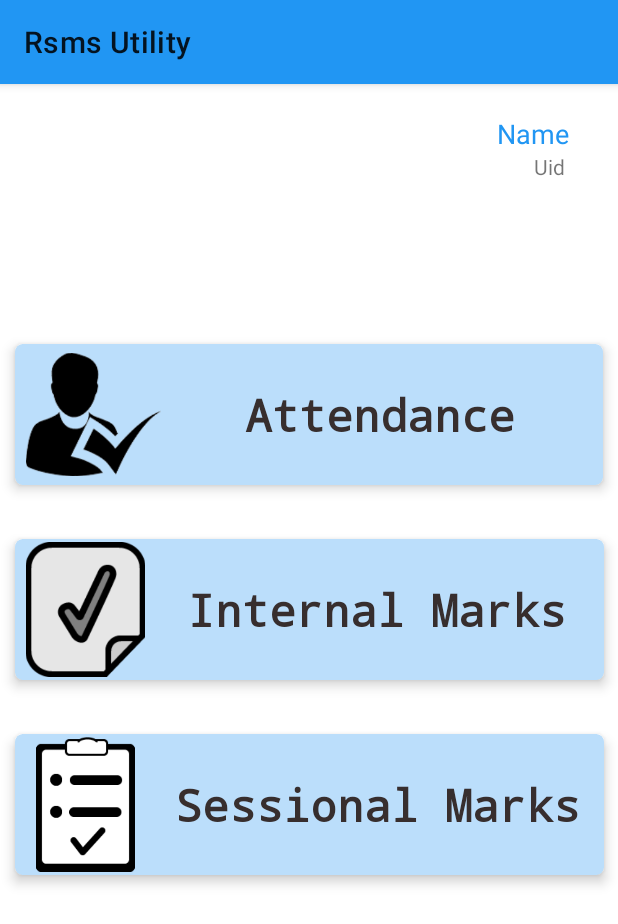
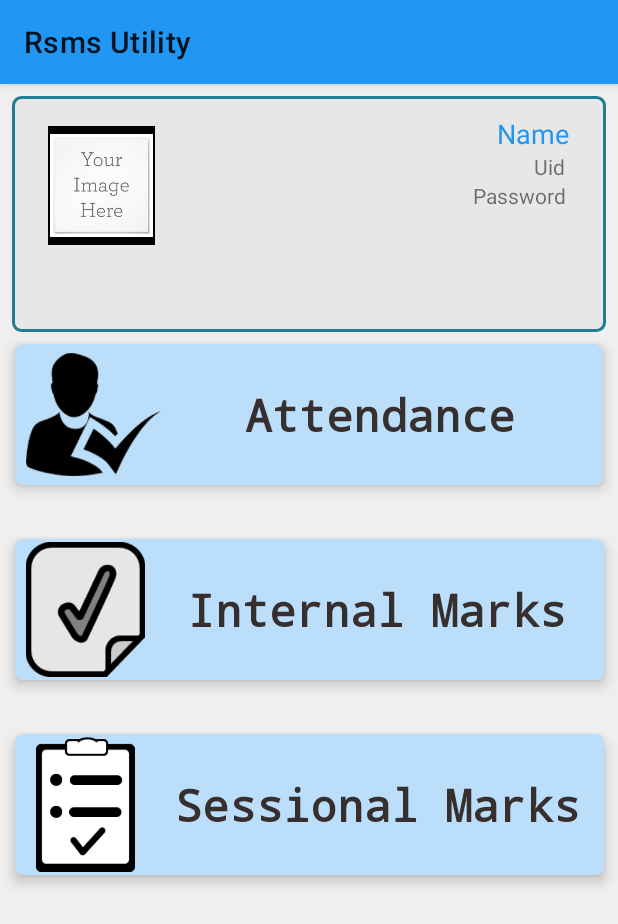
Before and after one commit to jans-johnson/RSMS-Utility-Android-App, an Android app: the MainActivity screen opened directly, with no data from a screen before it, on a phone screen of 412 x 824 dp. Shown: the top 924 px of the screen. Run offline under Robolectric (Android 15) with nearby library versions, the phone set to English and light mode, and no system bars.

Commit message:
Changed the Startup loading logic and added student image on the main activity

```diff
--- a/app/src/main/java/com/jns/rsmsutility/MainActivity.java
+++ b/app/src/main/java/com/jns/rsmsutility/MainActivity.java
@@ -13,6 +13,7 @@ import android.content.pm.ActivityInfo;
 import android.os.AsyncTask;
 import android.os.Bundle;
 import android.util.Log;
+import android.widget.ImageView;
 import android.widget.TextView;
 import android.widget.Toast;
 
@@ -20,9 +21,9 @@ import android.widget.Toast;
 public class MainActivity extends AppCompatActivity {
     String name;
     SharedPreferences sharedPreferences;
-    TinyDB tinyDB;
     JsoupTest jsoupTest;
-    TextView tvname,tvuid;
+    TextView tvname,tvuid,tvpassword;
+    ImageView ivpic;
     CardView cvattendance,cvinternalmarks,cvsessionalmarks;
 
     //method to save the credentials to sharedPreferences to be reused
@@ -31,9 +32,7 @@ public class MainActivity extends AppCompatActivity {
         SharedPreferences.Editor editor=sharedPreferences.edit();
         editor.putString("uid",WebHandler.user);
         editor.putString("pass",WebHandler.pass);
-        editor.putString("name",name);
         editor.apply();
-        tinyDB.putListString("semlist",WebHandler.listsem);
     }
 
     //method to obtain credentials from sharedPreferences
@@ -41,8 +40,6 @@ public class MainActivity extends AppCompatActivity {
     {
         WebHandler.user=sharedPreferences.getString("uid","");
         WebHandler.pass=sharedPreferences.getString("pass","");
-
-        WebHandler.listsem=tinyDB.getListString("semlist");
 
     }
 
@@ -56,18 +53,18 @@ public class MainActivity extends AppCompatActivity {
 
         setContentView(R.layout.activity_main);
 
+        ivpic=findViewById(R.id.ivpic);
         tvname=findViewById(R.id.tvname);
         tvuid=findViewById(R.id.tvuid);
+        tvpassword=findViewById(R.id.tvpassword);
 
         cvattendance=findViewById(R.id.cvattendance);
         cvinternalmarks=findViewById(R.id.cvinternalmarks);
         cvsessionalmarks=findViewById(R.id.cvsessionalmarks);
 
         sharedPreferences=getSharedPreferences("login",MODE_PRIVATE);
-        tinyDB=new TinyDB(this);
 
 
-        if(savedInstanceState == null){
             if(!sharedPreferences.contains("pass")) {
                 Intent intent=new Intent(MainActivity.this,com.jns.rsmsutility.LoginActivity.class);
                 startActivityForResult(intent, 3);
@@ -75,11 +72,10 @@ public class MainActivity extends AppCompatActivity {
             else {
                 //setting info in the app if previously logged in
                 getCred();
-                tvname.setText(sharedPreferences.getString("name","name not found"));
-                tvuid.setText(WebHandler.user);
+                jsoupTest=new JsoupTest(WebHandler.user,WebHandler.pass);
+                jsoupTest.execute();
             }
 
-        }
 
         //setting on click listener of Attendance CardView
         cvattendance.setOnClickListener(v -> {
@@ -160,7 +156,6 @@ public class MainActivity extends AppCompatActivity {
         @Override
         protected void onPostExecute(Void aVoid) {
             super.onPostExecute(aVoid);
-            dialog.dismiss();
 
             //checking the authentication of the user
             if(name.equals(" ")) {
@@ -173,7 +168,10 @@ public class MainActivity extends AppCompatActivity {
                 saveCred();
                 tvname.setText(name);
                 tvuid.setText(WebHandler.user);
+                tvpassword.setText(WebHandler.pass);
+                ivpic.setImageBitmap(WebHandler.image);
             }
+            dialog.dismiss();
         }
     }
 
--- a/app/src/main/java/com/jns/rsmsutility/WebHandler.java
+++ b/app/src/main/java/com/jns/rsmsutility/WebHandler.java
@@ -1,6 +1,7 @@
 package com.jns.rsmsutility;
 
 import android.graphics.Bitmap;
+import android.graphics.BitmapFactory;
 import android.util.Log;
 
 import org.jsoup.Connection;
@@ -9,6 +10,7 @@ import org.jsoup.nodes.Document;
 import org.jsoup.nodes.Element;
 import org.jsoup.select.Elements;
 
+import java.io.InputStream;
 import java.util.ArrayList;
 import java.util.Arrays;
 import java.util.Collections;
@@ -23,6 +25,7 @@ public class WebHandler
     public static int hrs,lhrs,aphrs,dhrs,dahrs;
     public static Map<String, String> coky;
     public static ArrayList<String> listsem,hournumber;
+    public static Bitmap image;
 
     //Function to be called so as to obtain cookies
     public static Map<String,String> getCookie()
@@ -64,6 +67,8 @@ public class WebHandler
             listsem = new ArrayList<String>(Arrays.asList(list));
             listsem.remove("Class");
             listsem.remove("Code:");
+            InputStream inputStream=new java.net.URL("https://www.rajagiritech.ac.in/stud/ktu/stud/Photo/"+user+".jpg").openStream();
+            image= BitmapFactory.decodeStream(inputStream);
             if (!home.title().equals("RSET - RSMS Login")) {
                  return home.getElementsByClass("scroller").text().split(":")[1];
             }
--- a/app/src/main/res/layout/activity_main.xml
+++ b/app/src/main/res/layout/activity_main.xml
@@ -4,7 +4,35 @@
     xmlns:tools="http://schemas.android.com/tools"
     android:layout_width="match_parent"
     android:layout_height="match_parent"
+    android:background="#EFEFEF"
     tools:context=".MainActivity">
+
+    <ImageView
+        android:id="@+id/rectimage"
+        android:layout_width="0dp"
+        android:layout_height="0dp"
+        android:layout_margin="8dp"
+        android:src="@layout/rectangle"
+        app:layout_constraintBottom_toTopOf="@+id/cvattendance"
+        app:layout_constraintEnd_toEndOf="parent"
+        app:layout_constraintHorizontal_bias="0.4"
+        app:layout_constraintStart_toStartOf="parent"
+        app:layout_constraintTop_toTopOf="parent"
+        app:layout_constraintVertical_bias="0.142"
+        tools:ignore="MissingConstraints"></ImageView>
+
+    <ImageView
+        android:id="@+id/ivpic"
+        android:layout_width="71dp"
+        android:layout_height="79dp"
+        android:layout_marginStart="32dp"
+        android:background="@color/black"
+        android:padding="1dp"
+        app:layout_constraintBottom_toTopOf="@+id/cvattendance"
+        app:layout_constraintStart_toStartOf="parent"
+        app:layout_constraintTop_toTopOf="parent"
+        app:layout_constraintVertical_bias="0.301"
+        app:srcCompat="@drawable/image" />
 
     <TextView
         android:id="@+id/tvname"
@@ -29,6 +57,18 @@
         app:layout_constraintHorizontal_bias="0.909"
         app:layout_constraintStart_toStartOf="parent"
         app:layout_constraintTop_toBottomOf="@+id/tvname" />
+
+    <TextView
+        android:id="@+id/tvpassword"
+        android:layout_width="wrap_content"
+        android:layout_height="wrap_content"
+        android:text="Password"
+        app:layout_constraintBottom_toTopOf="@+id/cvattendance"
+        app:layout_constraintEnd_toEndOf="parent"
+        app:layout_constraintHorizontal_bias="0.9"
+        app:layout_constraintStart_toStartOf="parent"
+        app:layout_constraintTop_toBottomOf="@+id/tvuid"
+        app:layout_constraintVertical_bias="0.0" />
 
     <androidx.cardview.widget.CardView
         android:id="@+id/cvattendance"
```
Also changed, not shown: app/src/main/java/com/jns/rsmsutility/TinyDB.java (deleted, +0 -572 lines), app/src/main/res/layout/rectangle.xml (added, +10 -0 lines), app/src/main/res/drawable/image.jpg (added).
